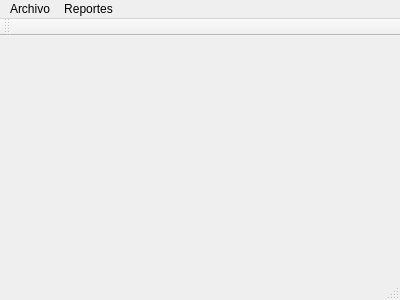
MacoChave/Practica1-ReproductorEDD, file principal.ui: the form before one commit.
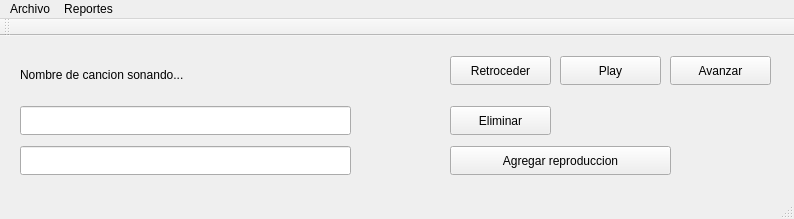
The form after the commit.

Commit message: Agregar artista album y canciones con reportes graficos

The edit to the form file:
```diff
--- a/principal.ui
+++ b/principal.ui
@@ -6,20 +6,119 @@
    <rect>
     <x>0</x>
     <y>0</y>
-    <width>400</width>
-    <height>300</height>
+    <width>794</width>
+    <height>219</height>
    </rect>
   </property>
   <property name="windowTitle">
    <string>Principal</string>
   </property>
-  <widget class="QWidget" name="centralWidget"/>
+  <widget class="QWidget" name="centralWidget">
+   <widget class="QPushButton" name="pushButton">
+    <property name="geometry">
+     <rect>
+      <x>560</x>
+      <y>20</y>
+      <width>101</width>
+      <height>29</height>
+     </rect>
+    </property>
+    <property name="text">
+     <string>Play</string>
+    </property>
+   </widget>
+   <widget class="QPushButton" name="pushButton_2">
+    <property name="geometry">
+     <rect>
+      <x>670</x>
+      <y>20</y>
+      <width>101</width>
+      <height>29</height>
+     </rect>
+    </property>
+    <property name="text">
+     <string>Avanzar</string>
+    </property>
+   </widget>
+   <widget class="QPushButton" name="pushButton_3">
+    <property name="geometry">
+     <rect>
+      <x>450</x>
+      <y>20</y>
+      <width>101</width>
+      <height>29</height>
+     </rect>
+    </property>
+    <property name="text">
+     <string>Retroceder</string>
+    </property>
+   </widget>
+   <widget class="QLabel" name="label">
+    <property name="geometry">
+     <rect>
+      <x>20</x>
+      <y>30</y>
+      <width>331</width>
+      <height>17</height>
+     </rect>
+    </property>
+    <property name="text">
+     <string>Nombre de cancion sonando...</string>
+    </property>
+   </widget>
+   <widget class="QLineEdit" name="lineEdit">
+    <property name="geometry">
+     <rect>
+      <x>20</x>
+      <y>70</y>
+      <width>331</width>
+      <height>29</height>
+     </rect>
+    </property>
+   </widget>
+   <widget class="QPushButton" name="pushButton_4">
+    <property name="geometry">
+     <rect>
+      <x>450</x>
+      <y>70</y>
+      <width>101</width>
+      <height>29</height>
+     </rect>
+    </property>
+    <property name="text">
+     <string>Eliminar</string>
+    </property>
+   </widget>
+   <widget class="QPushButton" name="pushButton_5">
+    <property name="geometry">
+     <rect>
+      <x>450</x>
+      <y>110</y>
+      <width>221</width>
+      <height>29</height>
+     </rect>
+    </property>
+    <property name="text">
+     <string>Agregar reproduccion</string>
+    </property>
+   </widget>
+   <widget class="QLineEdit" name="lineEdit_2">
+    <property name="geometry">
+     <rect>
+      <x>20</x>
+      <y>110</y>
+      <width>331</width>
+      <height>29</height>
+     </rect>
+    </property>
+   </widget>
+  </widget>
   <widget class="QMenuBar" name="menuBar">
    <property name="geometry">
     <rect>
      <x>0</x>
      <y>0</y>
-     <width>400</width>
+     <width>794</width>
      <height>23</height>
     </rect>
    </property>
```
Left out of the diff: 18 changed lines with no effect on the pictures. The commit also changes 10 other files.
